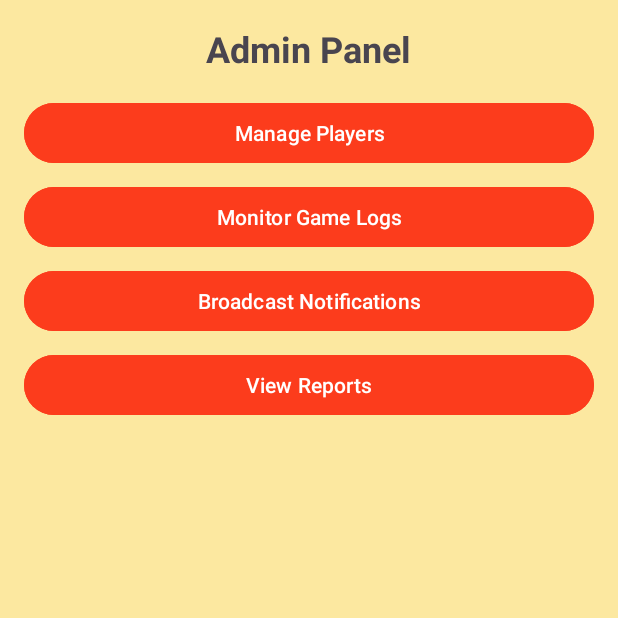
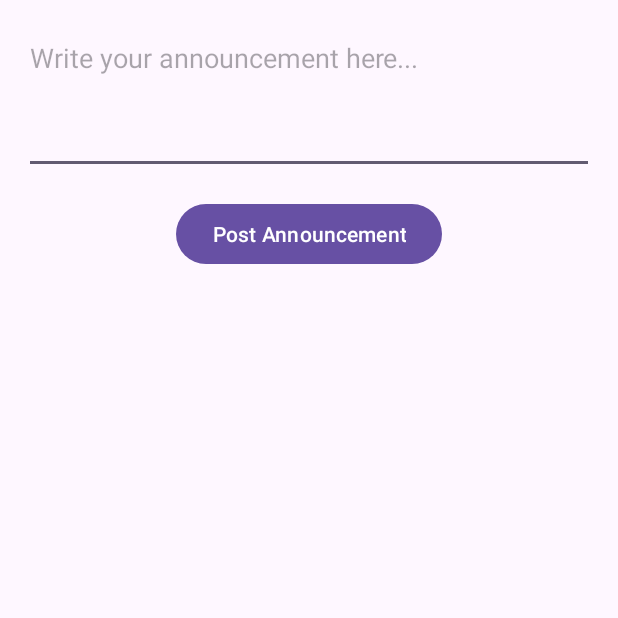
Before and after one commit to OzzieMunoz/Project2, an Android app: the AdminPanelActivity screen opened directly, with no data from a screen before it, after a tap on "Broadcast Notifications", on a phone screen of 412 x 824 dp, the top half of it. Run offline under Robolectric (Android 15) with nearby library versions, the phone set to English and light mode, and no system bars.

Commit message:
Added create announcement functionality

```diff
--- a/app/src/main/AndroidManifest.xml
+++ b/app/src/main/AndroidManifest.xml
@@ -29,6 +29,7 @@
         <activity android:name=".ManagePlayersActivity" />
         <activity android:name=".MonitorLogsActivity" />
         <activity android:name=".NewsPageActivity" />
+        <activity android:name=".CreateAnnouncementActivity" />
 
     </application>
 </manifest>
--- a/app/src/main/java/com/example/bullshit/AdminPanelActivity.java
+++ b/app/src/main/java/com/example/bullshit/AdminPanelActivity.java
@@ -28,9 +28,10 @@ public class AdminPanelActivity extends AppCompatActivity {
             startActivity(intent);
         });
 
-        broadcastNotificationsButton.setOnClickListener(v ->
-                Toast.makeText(this, "Feature coming soon: Broadcast Notifications", Toast.LENGTH_SHORT).show()
-        );
+        broadcastNotificationsButton.setOnClickListener(v -> {
+            Intent intent = new Intent(AdminPanelActivity.this, CreateAnnouncementActivity.class);
+            startActivity(intent);
+        });
 
         viewReportsButton.setOnClickListener(v ->
                 Toast.makeText(this, "Feature coming soon: View Reports", Toast.LENGTH_SHORT).show()
--- /dev/null
+++ b/app/src/main/java/com/example/bullshit/CreateAnnouncementActivity.java
@@ -0,0 +1,61 @@
+package com.example.bullshit;
+
+import android.content.Intent;
+import android.content.SharedPreferences;
+import android.os.Bundle;
+import android.widget.Button;
+import android.widget.EditText;
+import android.widget.Toast;
+
+import androidx.appcompat.app.AppCompatActivity;
+
+import org.json.JSONArray;
+import org.json.JSONException;
+
+import java.text.SimpleDateFormat;
+import java.util.Date;
+import java.util.Locale;
+
+public class CreateAnnouncementActivity extends AppCompatActivity {
+    @Override
+    protected void onCreate(Bundle savedInstanceState) {
+        super.onCreate(savedInstanceState);
+        setContentView(R.layout.activity_create_announcement);
+
+        EditText announcementEditText = findViewById(R.id.announcementEditText);
+        Button postAnnouncementButton = findViewById(R.id.postAnnouncementButton);
+
+        postAnnouncementButton.setOnClickListener(v -> {
+            String announcement = announcementEditText.getText().toString();
+
+            if (!announcement.isEmpty()) {
+                // Get the current date
+                String date = new SimpleDateFormat("MM/dd/yyyy", Locale.getDefault()).format(new Date());
+                String announcementWithDate = date + " - " + announcement;
+
+                SharedPreferences prefs = getSharedPreferences("Announcements", MODE_PRIVATE);
+                SharedPreferences.Editor editor = prefs.edit();
+
+                String announcementsJson = prefs.getString("allAnnouncements", "[]");
+                try {
+                    JSONArray announcementsArray = new JSONArray(announcementsJson);
+                    announcementsArray.put(announcementWithDate);
+
+                    editor.putString("allAnnouncements", announcementsArray.toString());
+                    editor.apply();
+
+                    Toast.makeText(this, "Announcement posted!", Toast.LENGTH_SHORT).show();
+
+                    Intent intent = new Intent(CreateAnnouncementActivity.this, AdminPanelActivity.class);
+                    startActivity(intent);
+                    finish();
+                } catch (JSONException e) {
+                    e.printStackTrace();
+                    Toast.makeText(this, "Error saving announcement!", Toast.LENGTH_SHORT).show();
+                }
+            } else {
+                Toast.makeText(this, "Please write an announcement before posting.", Toast.LENGTH_SHORT).show();
+            }
+        });
+    }
+}
--- /dev/null
+++ b/app/src/main/res/layout/activity_create_announcement.xml
@@ -0,0 +1,23 @@
+<LinearLayout
+    xmlns:android="http://schemas.android.com/apk/res/android"
+    android:layout_width="match_parent"
+    android:layout_height="match_parent"
+    android:orientation="vertical"
+    android:padding="16dp">
+
+    <EditText
+        android:id="@+id/announcementEditText"
+        android:layout_width="match_parent"
+        android:layout_height="wrap_content"
+        android:hint="Write your announcement here..."
+        android:minHeight="100dp"
+        android:gravity="top" />
+
+    <Button
+        android:id="@+id/postAnnouncementButton"
+        android:layout_width="wrap_content"
+        android:layout_height="wrap_content"
+        android:text="Post Announcement"
+        android:layout_gravity="center_horizontal"
+        android:layout_marginTop="16dp" />
+</LinearLayout>
```
Also changed, not shown: app/src/main/java/com/example/bullshit/NewsPageActivity.java (+15 -8 lines).
